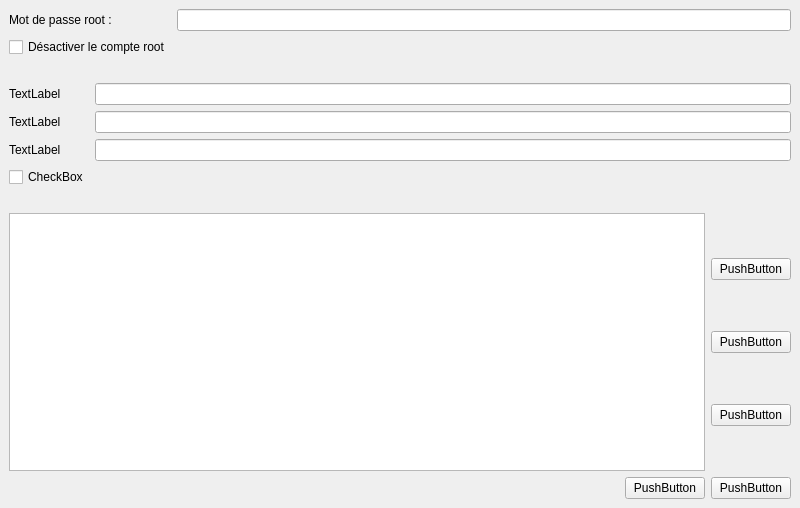
Before: the Qt Designer form ui/utilisateur/fen_user.ui in Sebastux/Anacontux, drawn with Qt 5.
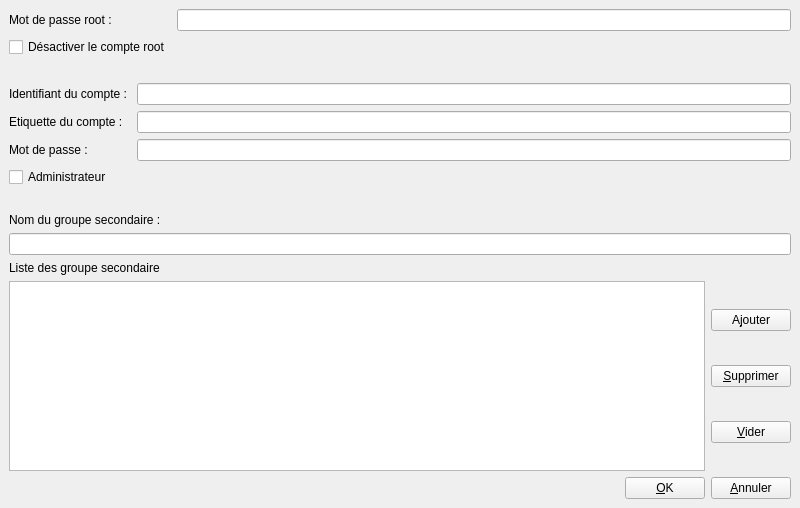
After: the same form once the commit is applied.

Commit message: Finalisation de la fenetre et ajout de commentaires sur les composants.

```diff
--- a/ui/utilisateur/fen_user.ui
+++ b/ui/utilisateur/fen_user.ui
@@ -58,7 +58,7 @@
       <item row="0" column="0">
        <widget class="QLabel" name="label">
         <property name="text">
-         <string>TextLabel</string>
+         <string>Identifiant du compte : </string>
         </property>
        </widget>
       </item>
@@ -68,7 +68,7 @@
       <item row="1" column="0">
        <widget class="QLabel" name="label_2">
         <property name="text">
-         <string>TextLabel</string>
+         <string>Etiquette du compte : </string>
         </property>
        </widget>
       </item>
@@ -78,7 +78,7 @@
       <item row="2" column="0">
        <widget class="QLabel" name="label_3">
         <property name="text">
-         <string>TextLabel</string>
+         <string>Mot de passe : </string>
         </property>
        </widget>
       </item>
@@ -88,7 +88,7 @@
       <item row="3" column="0">
        <widget class="QCheckBox" name="checkBox">
         <property name="text">
-         <string>CheckBox</string>
+         <string>Administrateur</string>
         </property>
        </widget>
       </item>
@@ -107,6 +107,23 @@
       </property>
      </spacer>
     </item>
+    <item>
+     <widget class="QLabel" name="lbl_SaisieGroupe">
+      <property name="text">
+       <string>Nom du groupe secondaire : </string>
+      </property>
+     </widget>
+    </item>
+    <item>
+     <widget class="QLineEdit" name="edt_SaisieGroupe"/>
+    </item>
+    <item>
+     <widget class="QLabel" name="lbl_ListeGroupe">
+      <property name="text">
+       <string>Liste des groupe secondaire</string>
+      </property>
+     </widget>
+    </item>
     <item>
      <layout class="QHBoxLayout" name="horizontalLayout">
       <item>
@@ -117,21 +134,21 @@
         <item>
          <widget class="QPushButton" name="pushButton">
           <property name="text">
-           <string>PushButton</string>
+           <string>A&amp;jouter</string>
           </property>
          </widget>
         </item>
         <item>
          <widget class="QPushButton" name="pushButton_2">
           <property name="text">
-           <string>PushButton</string>
+           <string>&amp;Supprimer</string>
           </property>
          </widget>
         </item>
         <item>
          <widget class="QPushButton" name="pushButton_3">
           <property name="text">
-           <string>PushButton</string>
+           <string>&amp;Vider</string>
           </property>
          </widget>
         </item>
@@ -157,14 +174,14 @@
       <item>
        <widget class="QPushButton" name="pushButton_4">
         <property name="text">
-         <string>PushButton</string>
+         <string>&amp;OK</string>
         </property>
        </widget>
       </item>
       <item>
        <widget class="QPushButton" name="pushButton_5">
         <property name="text">
-         <string>PushButton</string>
+         <string>&amp;Annuler</string>
         </property>
        </widget>
       </item>
```
Left out of the diff: 53 changed lines with no effect on the pictures.
